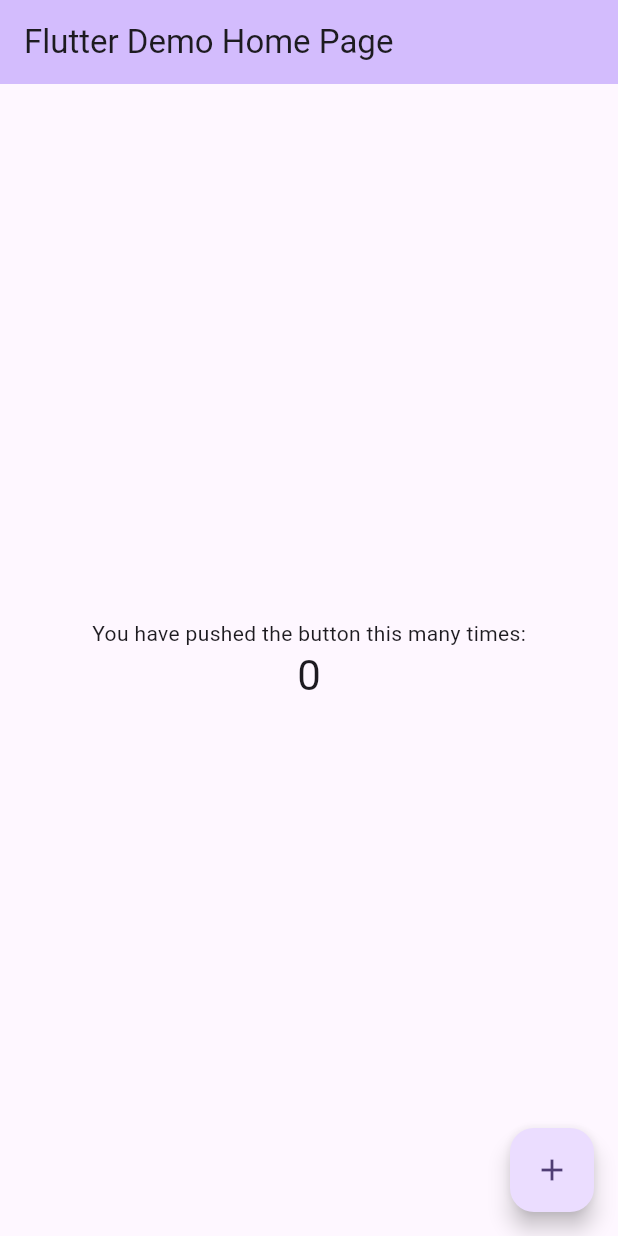
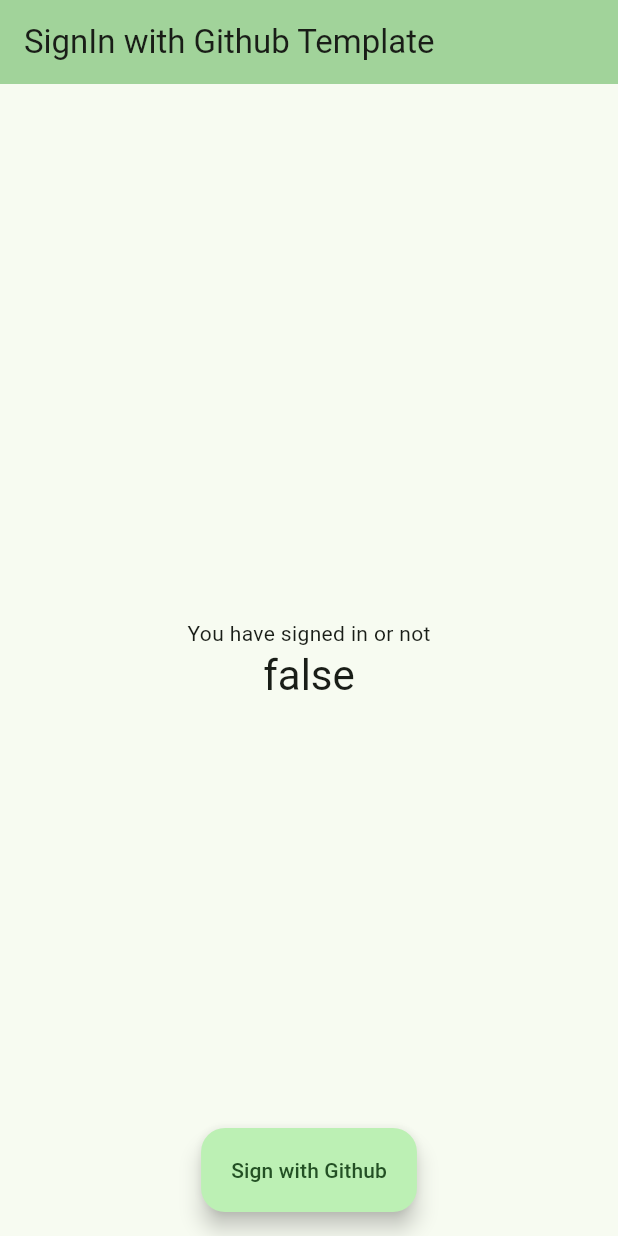
Before and after one commit to flutterwings304/sign_with_github_flutter_template, a Flutter app: the screen it shows after launch, on a phone screen of 412 x 824 dp. Run offline on Flutter 3.47's test engine with Material 2 defaults, Android fonts, the phone set to English and light mode, and no system bars; our stand-ins replace flutter_dotenv; missing offline and left inert: github_sign_in_plus.

Commit message:
github signin added

```diff
--- a/lib/main.dart
+++ b/lib/main.dart
@@ -1,6 +1,11 @@
 import 'package:flutter/material.dart';
+import 'package:flutter_dotenv/flutter_dotenv.dart';
+import 'package:github_sign_in_plus/github_sign_in_plus.dart';
 
 void main() {
+  WidgetsFlutterBinding.ensureInitialized();
+
+  dotenv.load(fileName: "lib/.env");
   runApp(const MyApp());
 }
 
@@ -13,113 +18,79 @@
     return MaterialApp(
       title: 'Flutter Demo',
       theme: ThemeData(
-        // This is the theme of your application.
-        //
-        // TRY THIS: Try running your application with "flutter run". You'll see
-        // the application has a blue toolbar. Then, without quitting the app,
-        // try changing the seedColor in the colorScheme below to Colors.green
-        // and then invoke "hot reload" (save your changes or press the "hot
-        // reload" button in a Flutter-supported IDE, or press "r" if you used
-        // the command line to start the app).
-        //
-        // Notice that the counter didn't reset back to zero; the application
-        // state is not lost during the reload. To reset the state, use hot
-        // restart instead.
-        //
-        // This works for code too, not just values: Most code changes can be
-        // tested with just a hot reload.
-        colorScheme: ColorScheme.fromSeed(seedColor: Colors.deepPurple),
+        colorScheme: ColorScheme.fromSeed(seedColor: Colors.green),
         useMaterial3: true,
       ),
-      home: const MyHomePage(title: 'Flutter Demo Home Page'),
+      home: const MyHomePage(),
     );
   }
 }
 
 class MyHomePage extends StatefulWidget {
-  const MyHomePage({super.key, required this.title});
-
-  // This widget is the home page of your application. It is stateful, meaning
-  // that it has a State object (defined below) that contains fields that affect
-  // how it looks.
-
-  // This class is the configuration for the state. It holds the values (in this
-  // case the title) provided by the parent (in this case the App widget) and
-  // used by the build method of the State. Fields in a Widget subclass are
-  // always marked "final".
-
-  final String title;
+  const MyHomePage({super.key});
 
   @override
   State<MyHomePage> createState() => _MyHomePageState();
 }
 
 class _MyHomePageState extends State<MyHomePage> {
-  int _counter = 0;
-
-  void _incrementCounter() {
-    setState(() {
-      // This call to setState tells the Flutter framework that something has
-      // changed in this State, which causes it to rerun the build method below
-      // so that the display can reflect the updated values. If we changed
-      // _counter without calling setState(), then the build method would not be
-      // called again, and so nothing would appear to happen.
-      _counter++;
-    });
-  }
+  bool isSignSuccess = false; //To check user is signed up or not
 
   @override
   Widget build(BuildContext context) {
-    // This method is rerun every time setState is called, for instance as done
-    // by the _incrementCounter method above.
-    //
-    // The Flutter framework has been optimized to make rerunning build methods
-    // fast, so that you can just rebuild anything that needs updating rather
-    // than having to individually change instances of widgets.
     return Scaffold(
       appBar: AppBar(
-        // TRY THIS: Try changing the color here to a specific color (to
-        // Colors.amber, perhaps?) and trigger a hot reload to see the AppBar
-        // change color while the other colors stay the same.
         backgroundColor: Theme.of(context).colorScheme.inversePrimary,
-        // Here we take the value from the MyHomePage object that was created by
-        // the App.build method, and use it to set our appbar title.
-        title: Text(widget.title),
+        title: const Text("SignIn with Github Template"),
       ),
       body: Center(
-        // Center is a layout widget. It takes a single child and positions it
-        // in the middle of the parent.
         child: Column(
-          // Column is also a layout widget. It takes a list of children and
-          // arranges them vertically. By default, it sizes itself to fit its
-          // children horizontally, and tries to be as tall as its parent.
-          //
-          // Column has various properties to control how it sizes itself and
-          // how it positions its children. Here we use mainAxisAlignment to
-          // center the children vertically; the main axis here is the vertical
-          // axis because Columns are vertical (the cross axis would be
-          // horizontal).
-          //
-          // TRY THIS: Invoke "debug painting" (choose the "Toggle Debug Paint"
-          // action in the IDE, or press "p" in the console), to see the
-          // wireframe for each widget.
           mainAxisAlignment: MainAxisAlignment.center,
           children: <Widget>[
             const Text(
-              'You have pushed the button this many times:',
+              'You have signed in or not',
             ),
+            //Here I have shown tthe bool variable
             Text(
-              '$_counter',
+              '$isSignSuccess',
               style: Theme.of(context).textTheme.headlineMedium,
             ),
           ],
         ),
       ),
-      floatingActionButton: FloatingActionButton(
-        onPressed: _incrementCounter,
-        tooltip: 'Increment',
-        child: const Icon(Icons.add),
-      ), // This trailing comma makes auto-formatting nicer for build methods.
+      //This button is for signing up with github account
+      floatingActionButtonLocation: FloatingActionButtonLocation.centerFloat,
+      floatingActionButton: FloatingActionButton.extended(
+        onPressed: () async {
+          final GitHubSignIn gitHubSignIn = GitHubSignIn(
+            clientId: dotenv.env["CLIENT_ID"] ?? "",
+            clientSecret: dotenv.env["CLIENT_SECRET"] ?? "",
+            redirectUrl: dotenv.env["REDIRECT_URL"] ?? "",
+            title: 'GitHub Connection',
+            centerTitle: false,
+          );
+          //From this we will be redirect to login page of github to get the token
+          var result = await gitHubSignIn.signIn(context);
+          //To get status whether user is logged in or not
+          switch (result.status) {
+            //If it is success it will come here
+            case GitHubSignInResultStatus.ok:
+              print(result.token);
+              isSignSuccess = true;
+              setState(() {});
+              break;
+
+            case GitHubSignInResultStatus.cancelled:
+            //If it is cancelled by user it will come here
+            case GitHubSignInResultStatus.failed:
+              //If it is failed due to any reason it will come here
+              print(result.errorMessage);
+              break;
+          }
+        },
+        tooltip: 'Sign with Github',
+        label: const Text("Sign with Github"),
+      ),
     );
   }
 }
```
Also changed, not shown: pubspec.yaml (+5 -2 lines), pubspec.lock, 12 other files.
